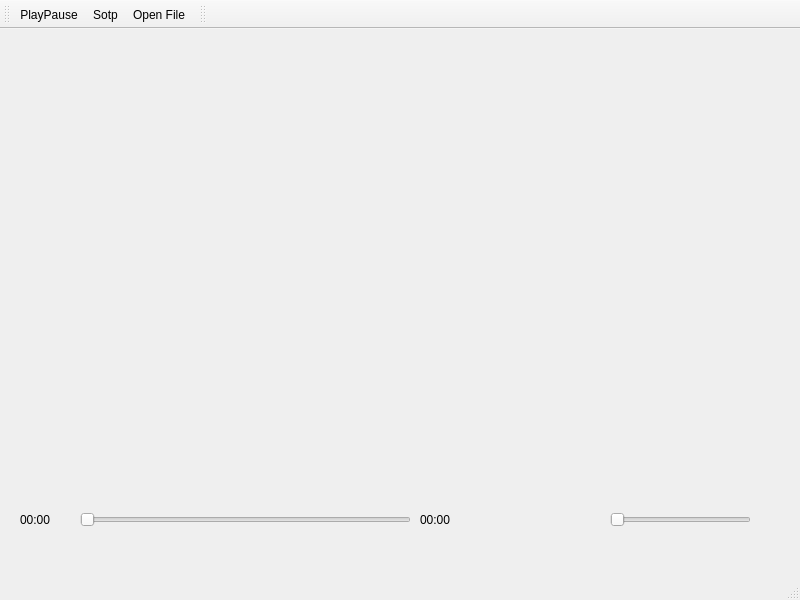
Before: the Qt Designer form AudioPlayer/AudioPlayer.ui in BoeingOrig/AudioPlayer, drawn with Qt 5.
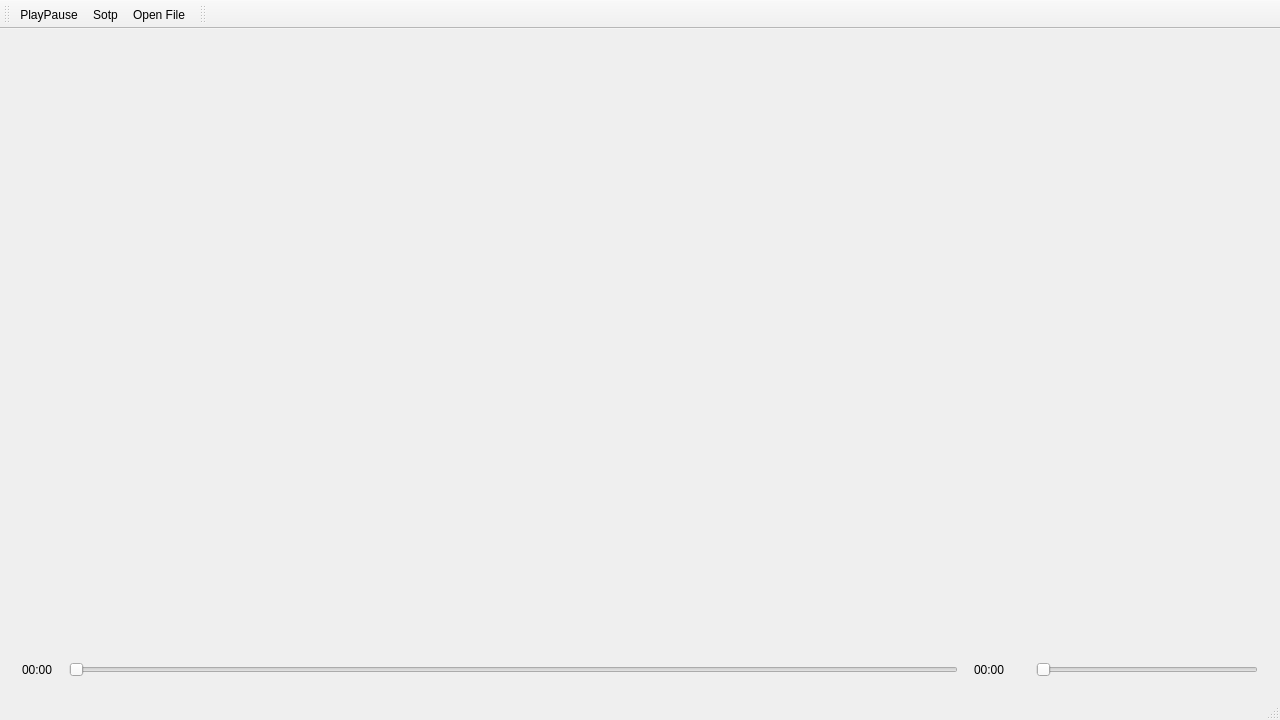
After: the same form once the commit is applied. Icons and pictures are not drawn.

What changed in the file:
```diff
--- a/AudioPlayer/AudioPlayer.ui
+++ b/AudioPlayer/AudioPlayer.ui
@@ -6,75 +6,225 @@
    <rect>
     <x>0</x>
     <y>0</y>
-    <width>800</width>
-    <height>600</height>
+    <width>1280</width>
+    <height>720</height>
    </rect>
   </property>
   <property name="windowTitle">
    <string>AudioPlayer</string>
   </property>
   <widget class="QWidget" name="centralWidget">
-   <widget class="QSlider" name="volumeSlider">
-    <property name="geometry">
-     <rect>
-      <x>610</x>
-      <y>480</y>
-      <width>141</width>
-      <height>21</height>
-     </rect>
-    </property>
-    <property name="maximum">
-     <number>100</number>
-    </property>
-    <property name="orientation">
-     <enum>Qt::Orientation::Horizontal</enum>
-    </property>
-   </widget>
-   <widget class="QSlider" name="positionSlider">
-    <property name="geometry">
-     <rect>
-      <x>80</x>
-      <y>480</y>
-      <width>331</width>
-      <height>21</height>
-     </rect>
-    </property>
-    <property name="maximum">
-     <number>100</number>
-    </property>
-    <property name="singleStep">
-     <number>5</number>
-    </property>
-    <property name="orientation">
-     <enum>Qt::Orientation::Horizontal</enum>
-    </property>
-   </widget>
-   <widget class="QLabel" name="positionLabel">
-    <property name="geometry">
-     <rect>
-      <x>20</x>
-      <y>480</y>
-      <width>41</width>
-      <height>21</height>
-     </rect>
-    </property>
-    <property name="text">
-     <string>00:00</string>
-    </property>
-   </widget>
-   <widget class="QLabel" name="durationLabel">
-    <property name="geometry">
-     <rect>
-      <x>420</x>
-      <y>480</y>
-      <width>41</width>
-      <height>21</height>
-     </rect>
-    </property>
-    <property name="text">
-     <string>00:00</string>
-    </property>
-   </widget>
+   <layout class="QVBoxLayout" name="verticalLayout">
+    <item>
+     <widget class="QWidget" name="widget" native="true">
+      <property name="maximumSize">
+       <size>
+        <width>16777215</width>
+        <height>35</height>
+       </size>
+      </property>
+     </widget>
+    </item>
+    <item>
+     <widget class="QWidget" name="widget_2" native="true">
+      <property name="sizePolicy">
+       <sizepolicy hsizetype="Preferred" vsizetype="Preferred">
+        <horstretch>0</horstretch>
+        <verstretch>0</verstretch>
+       </sizepolicy>
+      </property>
+      <layout class="QHBoxLayout" name="horizontalLayout">
+       <item>
+        <widget class="QWidget" name="widget_4" native="true">
+         <property name="sizePolicy">
+          <sizepolicy hsizetype="Preferred" vsizetype="Preferred">
+           <horstretch>1</horstretch>
+           <verstretch>0</verstretch>
+          </sizepolicy>
+         </property>
+         <property name="maximumSize">
+          <size>
+           <width>16777215</width>
+           <height>16777215</height>
+          </size>
+         </property>
+        </widget>
+       </item>
+       <item>
+        <widget class="QWidget" name="widget_5" native="true">
+         <property name="sizePolicy">
+          <sizepolicy hsizetype="Preferred" vsizetype="Preferred">
+           <horstretch>2</horstretch>
+           <verstretch>0</verstretch>
+          </sizepolicy>
+         </property>
+        </widget>
+       </item>
+       <item>
+        <widget class="QWidget" name="widget_6" native="true">
+         <property name="sizePolicy">
+          <sizepolicy hsizetype="Preferred" vsizetype="Preferred">
+           <horstretch>1</horstretch>
+           <verstretch>0</verstretch>
+          </sizepolicy>
+         </property>
+         <property name="maximumSize">
+          <size>
+           <width>16777215</width>
+           <height>16777215</height>
+          </size>
+         </property>
+        </widget>
+       </item>
+      </layout>
+     </widget>
+    </item>
+    <item>
+     <widget class="QWidget" name="widget_3" native="true">
+      <property name="maximumSize">
+       <size>
+        <width>16777215</width>
+        <height>35</height>
+       </size>
+      </property>
+      <layout class="QHBoxLayout" name="horizontalLayout_2">
+       <item>
+        <widget class="QLabel" name="durationLabel">
+         <property name="sizePolicy">
+          <sizepolicy hsizetype="Preferred" vsizetype="Preferred">
+           <horstretch>0</horstretch>
+           <verstretch>0</verstretch>
+          </sizepolicy>
+         </property>
+         <property name="maximumSize">
+          <size>
+           <width>40</width>
+           <height>16777215</height>
+          </size>
+         </property>
+         <property name="text">
+          <string>00:00</string>
+         </property>
+        </widget>
+       </item>
+       <item>
+        <spacer name="horizontalSpacer">
+         <property name="orientation">
+          <enum>Qt::Orientation::Horizontal</enum>
+         </property>
+         <property name="sizeType">
+          <enum>QSizePolicy::Policy::Fixed</enum>
+         </property>
+         <property name="sizeHint" stdset="0">
+          <size>
+           <width>10</width>
+           <height>10</height>
+          </size>
+         </property>
+        </spacer>
+       </item>
+       <item>
+        <widget class="QSlider" name="positionSlider">
+         <property name="sizePolicy">
+          <sizepolicy hsizetype="Preferred" vsizetype="Preferred">
+           <horstretch>4</horstretch>
+           <verstretch>0</verstretch>
+          </sizepolicy>
+         </property>
+         <property name="maximumSize">
+          <size>
+           <width>16777215</width>
+           <height>16777215</height>
+          </size>
+         </property>
+         <property name="maximum">
+          <number>100</number>
+         </property>
+         <property name="singleStep">
+          <number>5</number>
+         </property>
+         <property name="orientation">
+          <enum>Qt::Orientation::Horizontal</enum>
+         </property>
+        </widget>
+       </item>
+       <item>
+        <spacer name="horizontalSpacer_2">
+         <property name="orientation">
+          <enum>Qt::Orientation::Horizontal</enum>
+         </property>
+         <property name="sizeType">
+          <enum>QSizePolicy::Policy::Fixed</enum>
+         </property>
+         <property name="sizeHint" stdset="0">
+          <size>
+           <width>10</width>
+           <height>20</height>
+          </size>
+         </property>
+        </spacer>
+       </item>
+       <item>
+        <widget class="QLabel" name="positionLabel">
+         <property name="sizePolicy">
+          <sizepolicy hsizetype="Preferred" vsizetype="Preferred">
+           <horstretch>0</horstretch>
+           <verstretch>0</verstretch>
+          </sizepolicy>
+         </property>
+         <property name="maximumSize">
+          <size>
+           <width>40</width>
+           <height>16777215</height>
+          </size>
+         </property>
+         <property name="text">
+          <string>00:00</string>
+         </property>
+        </widget>
+       </item>
+       <item>
+        <spacer name="horizontalSpacer_3">
+         <property name="orientation">
+          <enum>Qt::Orientation::Horizontal</enum>
+         </property>
+         <property name="sizeType">
+          <enum>QSizePolicy::Policy::Fixed</enum>
+         </property>
+         <property name="sizeHint" stdset="0">
+          <size>
+           <width>25</width>
+           <height>20</height>
+          </size>
+         </property>
+        </spacer>
+       </item>
+       <item>
+        <widget class="QSlider" name="volumeSlider">
+         <property name="sizePolicy">
+          <sizepolicy hsizetype="Preferred" vsizetype="Preferred">
+           <horstretch>1</horstretch>
+           <verstretch>0</verstretch>
+          </sizepolicy>
+         </property>
+         <property name="maximumSize">
+          <size>
+           <width>16777215</width>
+           <height>16777215</height>
+          </size>
+         </property>
+         <property name="maximum">
+          <number>100</number>
+         </property>
+         <property name="orientation">
+          <enum>Qt::Orientation::Horizontal</enum>
+         </property>
+        </widget>
+       </item>
+      </layout>
+     </widget>
+    </item>
+   </layout>
   </widget>
   <widget class="QMenuBar" name="menuBar">
    <property name="geometry">
```
Left out of the diff: 2 changed lines with no effect on the pictures.
